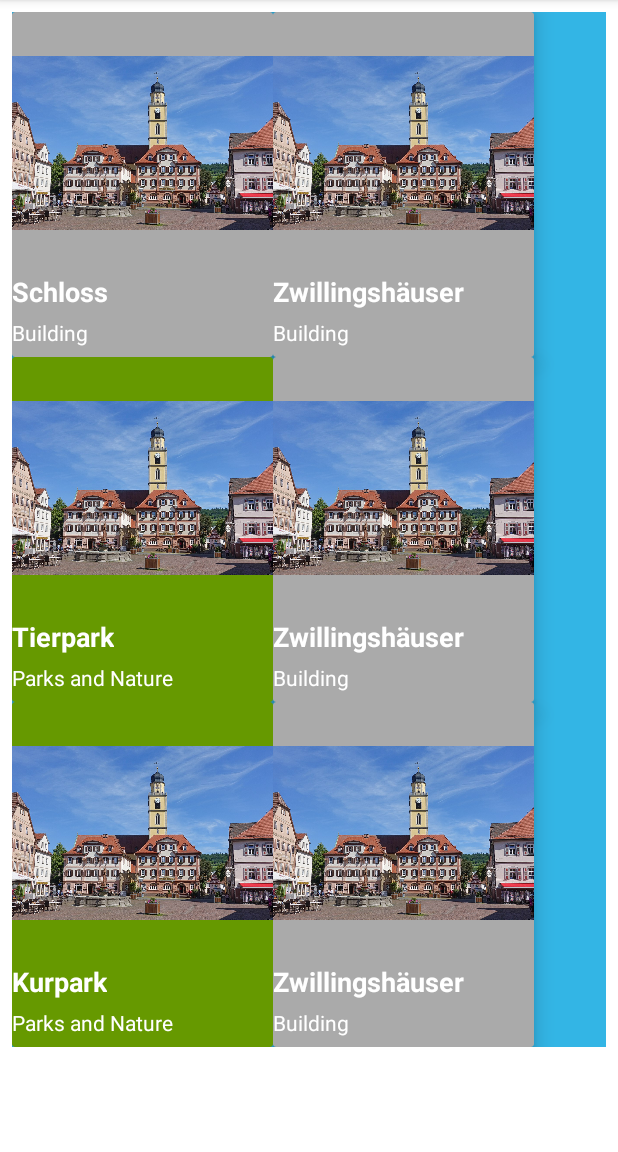
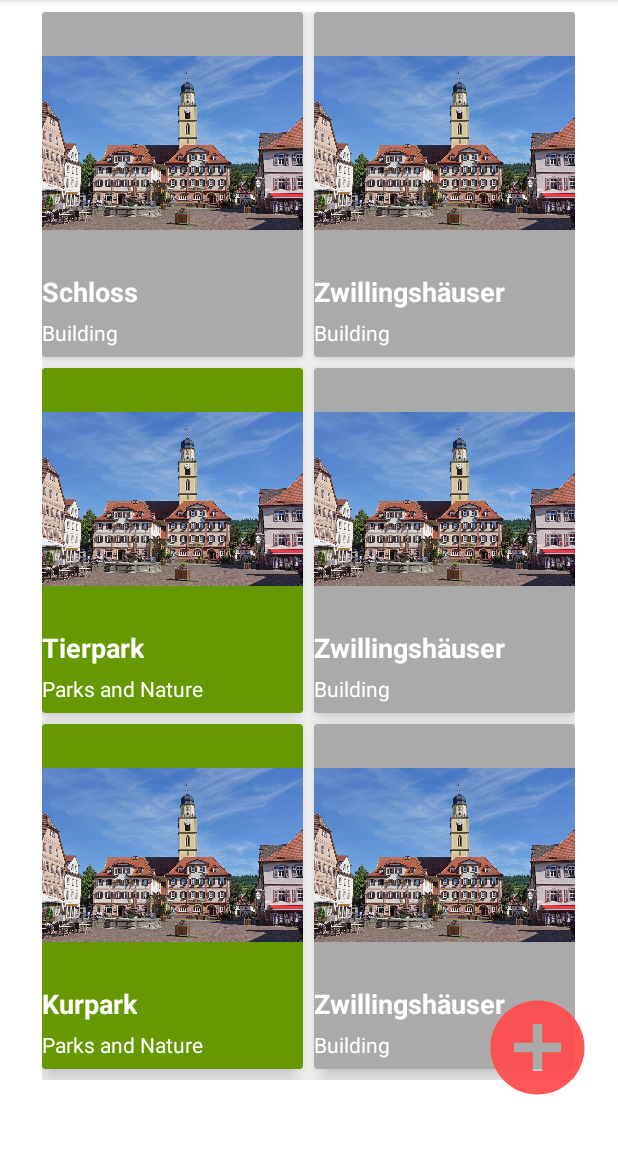
Before and after one commit to tim-nick/ErasmusPlus, an Android app: the second_navigation screen opened through its navigation route, on a phone screen of 412 x 824 dp, the part 84-1236 px from its top. Run offline under Robolectric (Android 15) with nearby library versions, the phone set to English and light mode, and no system bars; our stand-ins replace navigation-ui; 1 statement that could not run was skipped.

Commit message:
AddFragment(third) added only desing No fuunctionality, SightFragment (fourth) blank

```diff
--- a/app/src/main/java/com/example/erasmusplus/first_navigation.java
+++ b/app/src/main/java/com/example/erasmusplus/first_navigation.java
@@ -82,5 +82,7 @@ public class first_navigation extends Fragment {
 
 
 
+
+
     }
 }
--- a/app/src/main/java/com/example/erasmusplus/second_navigation.java
+++ b/app/src/main/java/com/example/erasmusplus/second_navigation.java
@@ -41,6 +41,67 @@ public class second_navigation extends Fragment  {
     public void onViewCreated(@NonNull View view, @Nullable Bundle savedInstanceState) {
         super.onViewCreated(view, savedInstanceState);
 
+        final NavController navController = Navigation.findNavController(getActivity(), R.id.my_nav_host_fragment);
+
+
+        final Button addButton = view.findViewById(R.id.addButton);
+        addButton.setOnClickListener(new View.OnClickListener() {
+            @Override
+            public void onClick(View view) {
+                navController.navigate(R.id.action_second_navigation_to_third_navigation);
+            }
+        });
+
+        final Button buttonSightsFirstCard = view.findViewById(R.id.sightButtonFirstCard);
+        buttonSightsFirstCard.setOnClickListener(new View.OnClickListener() {
+            @Override
+            public void onClick(View view) {
+                navController.navigate(R.id.action_second_navigation_to_fourth_navigation);
+            }
+        });
+
+        final Button buttonSightsSecondCard = view.findViewById(R.id.sightbuttonSecondCard);
+        buttonSightsSecondCard.setOnClickListener(new View.OnClickListener() {
+            @Override
+            public void onClick(View v) {
+                navController.navigate(R.id.action_second_navigation_to_fourth_navigation);
+            }
+        });
+
+        final Button buttonSightsThirdCard = view.findViewById(R.id.sightbuttonThirdCard);
+        buttonSightsThirdCard.setOnClickListener(new View.OnClickListener() {
+            @Override
+            public void onClick(View v) {
+                navController.navigate(R.id.action_second_navigation_to_fourth_navigation);
+            }
+        });
+
+        final Button buttonSightsFourthCard = view.findViewById(R.id.sightbuttonFourthCard);
+        buttonSightsFourthCard.setOnClickListener(new View.OnClickListener() {
+            @Override
+            public void onClick(View v) {
+                navController.navigate(R.id.action_second_navigation_to_fourth_navigation);
+            }
+        });
+
+        final Button buttonSightsFifthCard = view.findViewById(R.id.sightbuttonFifthCard);
+        buttonSightsFifthCard.setOnClickListener(new View.OnClickListener() {
+            @Override
+            public void onClick(View v) {
+                navController.navigate(R.id.action_second_navigation_to_fourth_navigation);
+            }
+        });
+
+        final Button buttonSightsSixthCard = view.findViewById(R.id.sightbuttonSixthCard);
+        buttonSightsSixthCard.setOnClickListener(new View.OnClickListener() {
+            @Override
+            public void onClick(View v) {
+                navController.navigate(R.id.action_second_navigation_to_fourth_navigation);
+            }
+        });
+
+
+
 
     }
 }
--- /dev/null
+++ b/app/src/main/res/drawable/addbutton.xml
@@ -0,0 +1,5 @@
+<vector android:alpha="0.94" android:height="100dp"
+    android:tint="#FF4C4C" android:viewportHeight="24.0"
+    android:viewportWidth="24.0" android:width="100dp" xmlns:android="http://schemas.android.com/apk/res/android">
+    <path android:fillColor="#FF000000" android:pathData="M12,2C6.48,2 2,6.48 2,12s4.48,10 10,10 10,-4.48 10,-10S17.52,2 12,2zM17,13h-4v4h-2v-4L7,13v-2h4L11,7h2v4h4v2z"/>
+</vector>
--- /dev/null
+++ b/app/src/main/res/drawable/ic_location_on_black_24dp.xml
@@ -0,0 +1,5 @@
+<vector android:alpha="0.94" android:height="24dp"
+    android:tint="#494949" android:viewportHeight="24.0"
+    android:viewportWidth="24.0" android:width="24dp" xmlns:android="http://schemas.android.com/apk/res/android">
+    <path android:fillColor="#FF000000" android:pathData="M12,2C8.13,2 5,5.13 5,9c0,5.25 7,13 7,13s7,-7.75 7,-13c0,-3.87 -3.13,-7 -7,-7zM12,11.5c-1.38,0 -2.5,-1.12 -2.5,-2.5s1.12,-2.5 2.5,-2.5 2.5,1.12 2.5,2.5 -1.12,2.5 -2.5,2.5z"/>
+</vector>
--- /dev/null
+++ b/app/src/main/res/drawable/ic_photo_camera_black_24dp.xml
@@ -0,0 +1,6 @@
+<vector android:alpha="0.94" android:height="24dp"
+    android:tint="#494949" android:viewportHeight="24.0"
+    android:viewportWidth="24.0" android:width="24dp" xmlns:android="http://schemas.android.com/apk/res/android">
+    <path android:fillColor="#FF000000" android:pathData="M12,12m-3.2,0a3.2,3.2 0,1 1,6.4 0a3.2,3.2 0,1 1,-6.4 0"/>
+    <path android:fillColor="#FF000000" android:pathData="M9,2L7.17,4L4,4c-1.1,0 -2,0.9 -2,2v12c0,1.1 0.9,2 2,2h16c1.1,0 2,-0.9 2,-2L22,6c0,-1.1 -0.9,-2 -2,-2h-3.17L15,2L9,2zM12,17c-2.76,0 -5,-2.24 -5,-5s2.24,-5 5,-5 5,2.24 5,5 -2.24,5 -5,5z"/>
+</vector>
--- /dev/null
+++ b/app/src/main/res/drawable/roundedbutton.xml
@@ -0,0 +1,6 @@
+<?xml version="1.0" encoding="utf-8"?>
+<shape xmlns:android="http://schemas.android.com/apk/res/android"
+    android:shape="rectangle">
+    <solid android:color="#a4a4a4" />
+
+</shape>
--- a/app/src/main/res/layout/fragment_second_navigation.xml
+++ b/app/src/main/res/layout/fragment_second_navigation.xml
@@ -3,29 +3,43 @@
     xmlns:tools="http://schemas.android.com/tools"
     android:layout_width="match_parent"
     android:layout_height="match_parent"
+    android:layout_gravity="center"
     xmlns:app="http://schemas.android.com/apk/res-auto"
     android:orientation="vertical"
     android:background="@android:color/background_light">
 
 
+<!--https://medium.com/@ali.muzaffar/understanding-vectordrawable-pathdata-commands-in-android-d56a6054610e-->
+    <Button
+        android:id="@+id/addButton"
+        android:layout_width="75dp"
+        android:layout_height="75dp"
+        android:layout_marginEnd="16dp"
+        android:layout_marginRight="16dp"
+        android:layout_marginBottom="32dp"
+        app:layout_constraintBottom_toBottomOf="parent"
+        app:layout_constraintEnd_toEndOf="parent"
+        android:background="@drawable/addbutton"/>
+
+
     <ScrollView
         android:layout_width="match_parent"
         android:layout_height="match_parent"
-        android:layout_marginLeft="8dp"
-        android:layout_marginRight="8dp"
         app:layout_constraintBottom_toBottomOf="parent"
         app:layout_constraintEnd_toEndOf="parent"
         app:layout_constraintStart_toStartOf="parent"
+        android:background="@android:color/background_light"
         app:layout_constraintTop_toTopOf="parent">
 
         <GridLayout
             android:id="@+id/sightsGird"
-            android:layout_width="match_parent"
+            android:layout_width="wrap_content"
             android:layout_height="wrap_content"
             android:layout_marginTop="8dp"
-            android:background="@android:color/holo_blue_light"
+            android:background="@android:color/background_light"
             android:columnCount="2"
             android:columnOrderPreserved="false"
+            android:layout_gravity="center_horizontal"
             android:orientation="vertical"
             android:rowCount="3">
 
@@ -35,8 +49,11 @@
             <androidx.cardview.widget.CardView
                 android:layout_width="wrap_content"
                 android:layout_height="230dp"
+                android:layout_marginRight="7dp"
+                android:layout_marginBottom="7dp"
                 app:cardBackgroundColor="@android:color/darker_gray"
-                app:cardElevation="8dp">
+                app:cardElevation="8dp"
+                android:layout_marginEnd="7dp">
 
                 <LinearLayout
                     android:layout_width="match_parent"
@@ -69,15 +86,22 @@
 
                 </LinearLayout>
 
+                <Button
+                    android:id="@+id/sightButtonFirstCard"
+                    android:layout_width="match_parent"
+                    android:layout_height="match_parent"
+                    android:alpha="0.0"/>
+
 
             </androidx.cardview.widget.CardView>
-
 
             <!--Spalte 1-->
             <!--Karte 2-->
             <androidx.cardview.widget.CardView
                 android:layout_width="wrap_content"
                 android:layout_height="230dp"
+                android:layout_marginRight="7dp"
+                android:layout_marginBottom="7dp"
                 app:cardBackgroundColor="@android:color/holo_green_dark"
                 app:cardElevation="8dp">
 
@@ -112,6 +136,12 @@
 
                 </LinearLayout>
 
+                <Button
+                    android:id="@+id/sightbuttonSecondCard"
+                    android:layout_width="match_parent"
+                    android:layout_height="match_parent"
+                    android:alpha="0.0"/>
+
 
             </androidx.cardview.widget.CardView>
 
@@ -121,6 +151,8 @@
             <androidx.cardview.widget.CardView
                 android:layout_width="wrap_content"
                 android:layout_height="230dp"
+                android:layout_marginRight="7dp"
+                android:layout_marginBottom="7dp"
                 app:cardBackgroundColor="@android:color/holo_green_dark"
                 app:cardElevation="8dp">
 
@@ -155,7 +187,11 @@
 
                 </LinearLayout>
 
-
+                <Button
+                    android:id="@+id/sightbuttonThirdCard"
+                    android:layout_width="match_parent"
+                    android:layout_height="match_parent"
+                    android:alpha="0.0"/>
             </androidx.cardview.widget.CardView>
 
 
@@ -164,6 +200,7 @@
             <androidx.cardview.widget.CardView
                 android:layout_width="wrap_content"
                 android:layout_height="230dp"
+                android:layout_marginBottom="7dp"
                 app:cardBackgroundColor="@android:color/darker_gray"
                 app:cardElevation="8dp">
 
@@ -198,6 +235,12 @@
 
                 </LinearLayout>
 
+                <Button
+                    android:id="@+id/sightbuttonFourthCard"
+                    android:layout_width="match_parent"
+                    android:layout_height="match_parent"
+                    android:alpha="0.0"/>
+
 
             </androidx.cardview.widget.CardView>
 
@@ -207,6 +250,7 @@
             <androidx.cardview.widget.CardView
                 android:layout_width="wrap_content"
                 android:layout_height="230dp"
+                android:layout_marginBottom="7dp"
                 app:cardBackgroundColor="@android:color/darker_gray"
                 app:cardElevation="8dp">
 
@@ -242,6 +286,11 @@
 
                 </LinearLayout>
 
+                <Button
+                    android:id="@+id/sightbuttonFifthCard"
+                    android:layout_width="match_parent"
+                    android:layout_height="match_parent"
+                    android:alpha="0.0"/>
 
             </androidx.cardview.widget.CardView>
 
@@ -251,6 +300,7 @@
             <androidx.cardview.widget.CardView
                 android:layout_width="wrap_content"
                 android:layout_height="230dp"
+                android:layout_marginBottom="7dp"
                 app:cardBackgroundColor="@android:color/darker_gray"
                 app:cardElevation="8dp">
 
@@ -285,6 +335,11 @@
 
                 </LinearLayout>
 
+                <Button
+                    android:id="@+id/sightbuttonSixthCard"
+                    android:layout_width="match_parent"
+                    android:layout_height="match_parent"
+                    android:alpha="0.0"/>
 
             </androidx.cardview.widget.CardView>
 
--- a/app/src/main/res/navigation/nav_graph.xml
+++ b/app/src/main/res/navigation/nav_graph.xml
@@ -18,5 +18,27 @@
         android:id="@+id/second_navigation"
         android:name="com.example.erasmusplus.second_navigation"
         android:label="fragment_second_navigation"
-        tools:layout="@layout/fragment_second_navigation" />
+        tools:layout="@layout/fragment_second_navigation">
+        <action
+            android:id="@+id/action_second_navigation_to_fourth_navigation"
+            app:destination="@id/fourth_navigation" />
+        <action
+            android:id="@+id/action_second_navigation_to_third_navigation"
+            app:destination="@id/third_navigation" />
+
+    </fragment>
+
+    <fragment
+        android:id="@+id/third_navigation"
+        android:name="com.example.erasmusplus.third_navigation"
+        android:label="fragment_third_navigation"
+        tools:layout="@layout/fragment_third_navigation" />
+
+    <fragment
+        android:id="@+id/fourth_navigation"
+        android:name="com.example.erasmusplus.fourth_navigation"
+        android:label="fragment_fourth_navigation"
+        tools:layout="@layout/fragment_fourth_navigation" />
+
+
 </navigation>
--- /dev/null
+++ b/app/src/main/res/values/dimensions.xml
@@ -0,0 +1,4 @@
+<?xml version="1.0" encoding="utf-8"?>
+<resources>
+    <dimen name="first">64dp</dimen>
+</resources>
```
Also changed, not shown: app/src/main/java/com/example/erasmusplus/fourth_navigation.java (added, +64 -0 lines), app/src/main/java/com/example/erasmusplus/third_navigation.java (added, +64 -0 lines), app/src/main/res/layout/fragment_first_navigation.xml (+6 -6 lines), app/src/main/res/layout/fragment_fourth_navigation.xml (added, +14 -0 lines), app/src/main/res/layout/fragment_third_navigation.xml (added, +168 -0 lines), app/src/main/res/values/strings.xml (+7 -2 lines), app/src/main/res/drawable/ic_launcher_background.jpg (added), gradle/wrapper/gradle-wrapper.properties.
